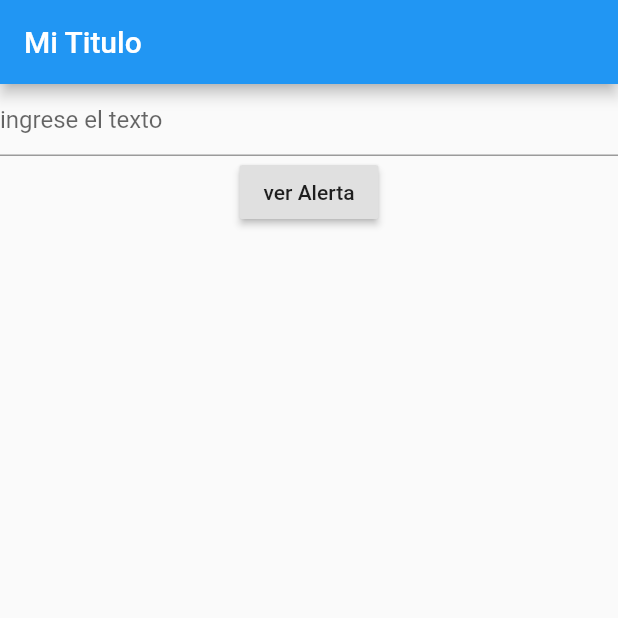
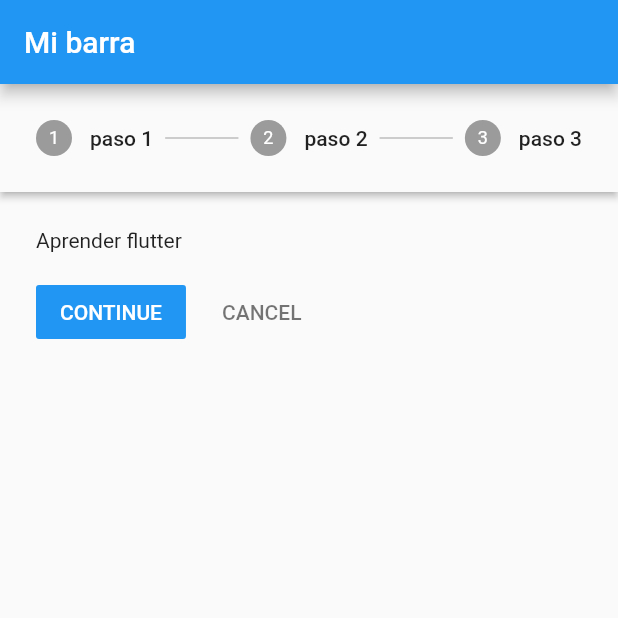
Before and after one commit to AleMancilla/FlutterP, a Flutter app: the screen it shows after launch, on a phone screen of 412 x 824 dp, the top half of it. Run offline on Flutter 3.47's test engine with Material 2 defaults, Android fonts, the phone set to English and light mode, and no system bars.

Commit message:
manejo de stepers pasos

```diff
--- a/lib/main.dart
+++ b/lib/main.dart
@@ -1,81 +1,71 @@
 import 'package:flutter/material.dart';
 
-void main(){
+void main() {
   runApp(new MaterialApp(
-    home: MyDialog(),
+   home: MyStepper(),
   ));
 }
 
-class MyDialog extends StatefulWidget {
+class MyStepper extends StatefulWidget {
+  @override
+  _MyStepperState createState() => new _MyStepperState();
+ }
+class _MyStepperState extends State<MyStepper> {
 
-  @override
-  _MyDialogState createState() => new _MyDialogState();
- }
-
-  enum DialogAction{yes,no}
-
-
-
-class _MyDialogState extends State<MyDialog> {
-
-  String _inputv = "";
-
-  void _alertResult(DialogAction action){
-    print("tu accion es $action");
-  }
-
-  void _showAlert(String dato){
-
-    AlertDialog dialogo = new AlertDialog(
-      title: new Text("este titulo"),
-      content: new Text(dato),
-      actions: <Widget>[
-        new FlatButton(onPressed: (){_alertResult(DialogAction.yes);}, child: new Text("si")),
-        new FlatButton(onPressed: (){_alertResult(DialogAction.no);}, child: new Text("no")),
-
-      ],
-
-    );
-    showDialog(context: context, child: dialogo);
-  }
-
-  void _onchange(String dato){
-    setState(() {
-      _inputv =dato;
-    });
-  }
+  int _paso =0;
+  List<Step> myStep = [
+    new Step(title: new Text("paso 1"), content: new Text("Aprender flutter")),
+    new Step(title: new Text("paso 2"), content: new Text("Aprender react")),
+    new Step(title: new Text("paso 3"), content: new Text("Todo Listo"))
+  ];
 
   @override
   Widget build(BuildContext context) {
    return new Scaffold(
+
      appBar: new AppBar(
-       title: new Text("Mi Titulo"),
+       title: new Text("Mi barra"),
      ),
 
      body: new Container(
-       child: new Center(
-         child: new Column(
-           children: <Widget>[
+       child: new Stepper(
+         //nos indica cual es el paso actual del steper
+         currentStep: this._paso,
+         steps: myStep,
+         type: StepperType.horizontal,
 
-             new TextField(
-               decoration: new InputDecoration(
-                 hintText: "ingrese el texto",
-               ),
-               onChanged: (String value){_onchange(value); },
-             ),
+          onStepCancel: (){
+            setState((){
+              if(_paso>0)
+            {
+              _paso = _paso-1;
+            }else{
+              _paso=0;
+            }
+            });
+
+          },
+
+         onStepContinue: (){
+           setState(() {
+             if(_paso < myStep.length-1){
+               _paso=_paso+1;
+             }
+             else{
+               _paso = 0;
+             }
+           });
+         },
+
+         onStepTapped: (step){
+           setState(() {
+             _paso = step;
+           });
+         },
+       ),
+     ),
 
 
-            new RaisedButton(
-              child: new Text("ver Alerta"),
-              onPressed: (){_showAlert(_inputv );}
-              ),
-
-           ],
-         ),
-       ),
-     ),
    );
   }
-
-
 }
```
Also changed, not shown: pubspec.lock, 2 other files.
